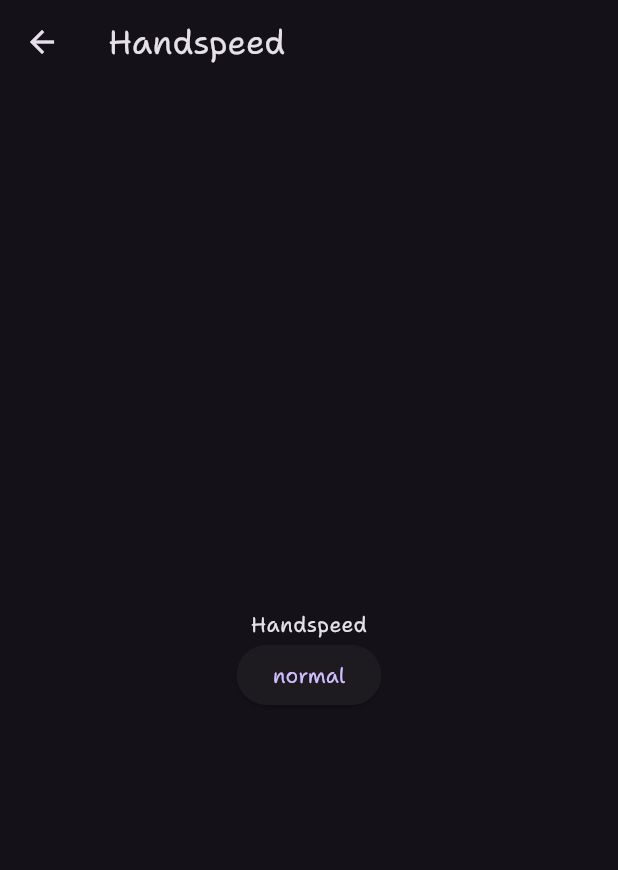
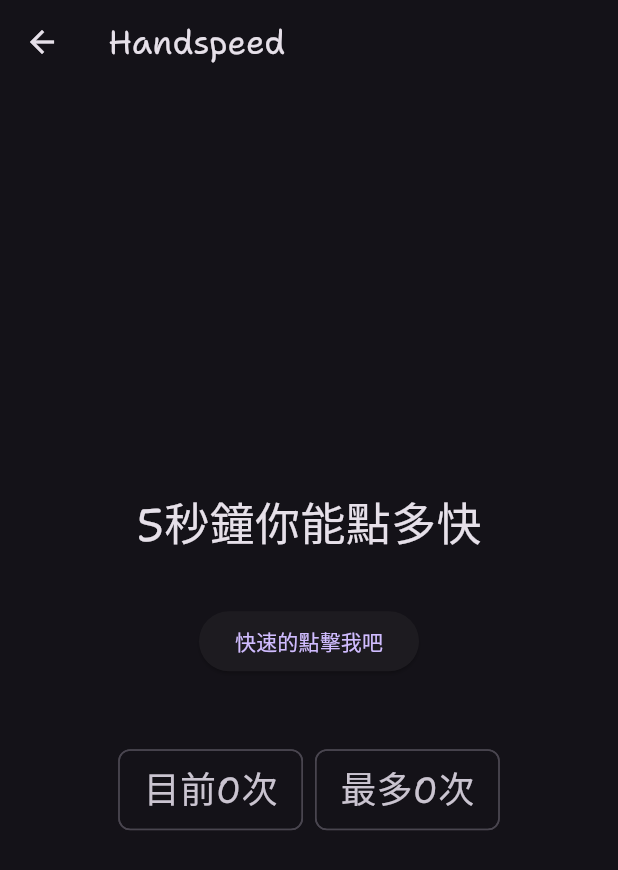
Before and after one commit to XunZhang-anson/website, a Flutter app: the HandspeedPage screen opened by its route, on a phone screen of 412 x 824 dp. Shown: the top 870 px of the screen. Run offline on Flutter 3.47's test engine with Material 2 defaults, Android fonts, the phone set to English and light mode, and no system bars; our stand-ins replace animated_text_kit; project files that could hold a hidden picture were left out.

Commit message:
handspeed 能用

```diff
--- a/lib/pages/handspeed.dart
+++ b/lib/pages/handspeed.dart
@@ -9,7 +9,7 @@ class HandspeedPage extends StatefulWidget {
 }
 
 class _HandspeedPageState extends State<HandspeedPage> {
-  int counter = 0;
+  int counter = 0, maxcounter = 0;
   @override
   Widget build(BuildContext context) {
     return Scaffold(
@@ -20,20 +20,49 @@ class _HandspeedPageState extends State<HandspeedPage> {
         child: Column(
           mainAxisAlignment: MainAxisAlignment.center,
           children: [
-            const Text('Handspeed'),
+            const Text('5秒鐘你能點多快',style: TextStyle(fontSize: 30.0)),
+            const SizedBox(height: 32.0),
             ElevatedButton(
-              child: Text("normal"),
+              child: Text("快速的點擊我吧"),
               onPressed: () {
-                Timer.periodic(Duration(seconds: 1), (timer) {
-                  setState(() {
+                setState(() {
+                  if (counter == 0) {
                     counter++;
-                  });
+                    Timer(Duration(seconds: 5), () {
+                      counter = -1;
+                    });
+                  } else if (counter > 0) {
+                    counter++;
+                    if (counter > maxcounter) {
+                      maxcounter = counter;
+                    }
+                  }
                 });
               },
             ),
-            Offstage(
-              offstage: counter == 0,
-              child: Text('$counter'),
+            const SizedBox(height: 16.0),
+            if (counter == -1)
+              ElevatedButton(
+                child: Text("重新開始"),
+                onPressed: () {
+                  setState(() {
+                    counter = 0;
+                  });
+                },
+              ),
+            const SizedBox(height: 32.0),
+            Wrap(
+              spacing: 8.0,
+              runSpacing: 8.0,
+              alignment: WrapAlignment.center,
+              children: [
+                Chip(
+                    label: Text('目前${counter}次',
+                        style: TextStyle(fontSize: 24.0))),
+                Chip(
+                    label: Text('最多${maxcounter}次',
+                        style: TextStyle(fontSize: 24.0))),
+              ],
             ),
           ],
         ),
@@ -41,7 +70,3 @@ class _HandspeedPageState extends State<HandspeedPage> {
     );
   }
 }
-
-void main() {
-  Timer(Duration(seconds: 1), () {});
-}
```
